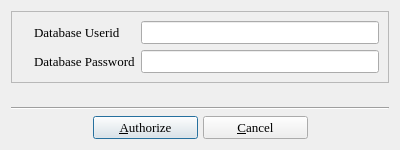
The window that authenticate.ui (textbrowser/biblioteq) describes before a commit, drawn with Qt 5.
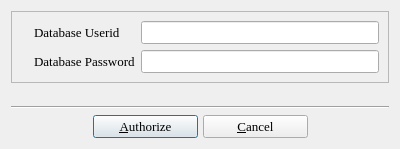
The same window after the commit. Icons and pictures are not drawn.

```diff
--- a/authenticate.ui
+++ b/authenticate.ui
@@ -6,7 +6,7 @@
     <x>0</x>
     <y>0</y>
     <width>400</width>
-    <height>150</height>
+    <height>149</height>
    </rect>
   </property>
   <property name="minimumSize" >
@@ -116,8 +116,8 @@
      </property>
      <property name="sizeHint" >
       <size>
-       <width>20</width>
-       <height>40</height>
+       <width>382</width>
+       <height>20</height>
       </size>
      </property>
     </spacer>
```
Left out of the diff: 48 changed lines with no effect on the pictures. Lines whose indentation alone changed are shown as unchanged.
